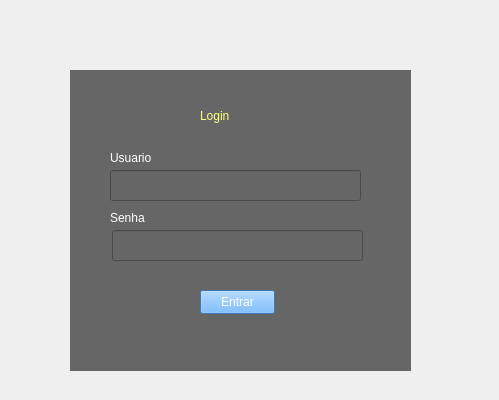
dev-rls/Todas-As-Aulas, file Atividade_do_QT/login.ui: the form before one commit.
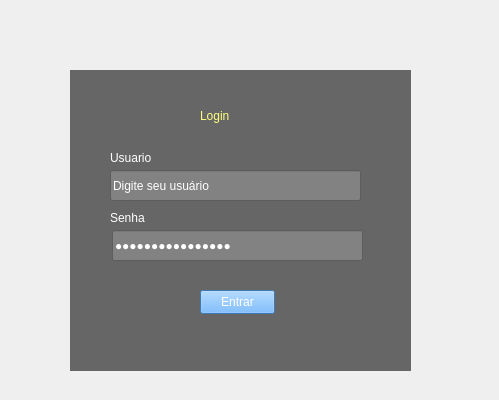
The form after the commit. Icons and pictures are not drawn.

```diff
--- a/Atividade_do_QT/login.ui
+++ b/Atividade_do_QT/login.ui
@@ -59,9 +59,19 @@
        <height>31</height>
       </rect>
      </property>
+     <property name="styleSheet">
+      <string notr="true">background-color: rgb(130, 130, 130);
+color: rgb(255, 255, 255);</string>
+     </property>
+     <property name="text">
+      <string>Digite sua senha</string>
+     </property>
      <property name="echoMode">
       <enum>QLineEdit::EchoMode::Password</enum>
      </property>
+     <property name="placeholderText">
+      <string/>
+     </property>
     </widget>
     <widget class="QLineEdit" name="input_usuario">
      <property name="geometry">
@@ -73,7 +83,12 @@
       </rect>
      </property>
      <property name="styleSheet">
-      <string notr="true">border-color: rgb(170, 85, 255);</string>
+      <string notr="true">border-color: rgb(170, 85, 255);
+color: rgb(255, 255, 255);
+background-color: rgb(130, 130, 130);</string>
+     </property>
+     <property name="text">
+      <string>Digite seu usuário</string>
      </property>
     </widget>
     <widget class="QLabel" name="txt_login">
```
